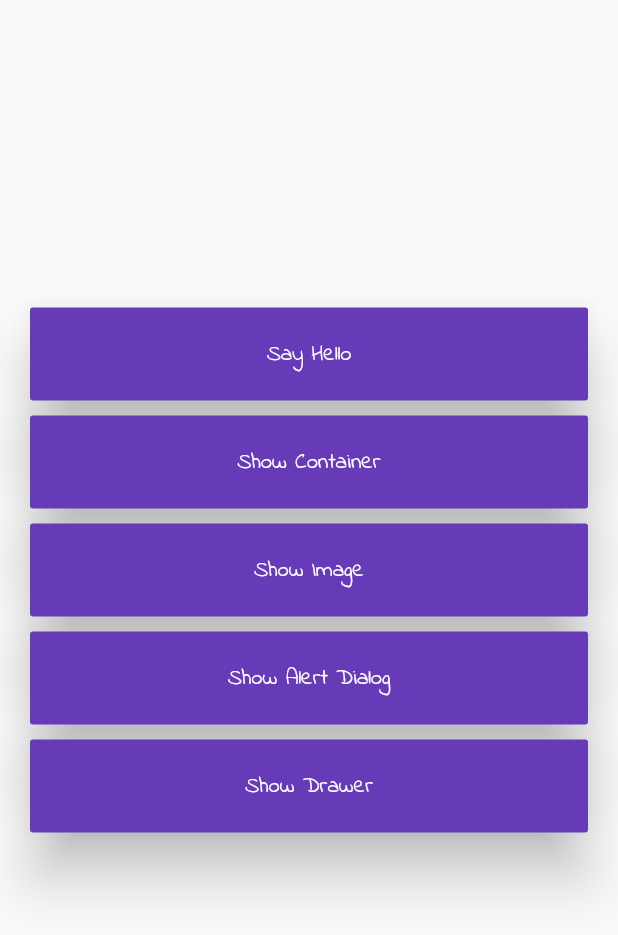
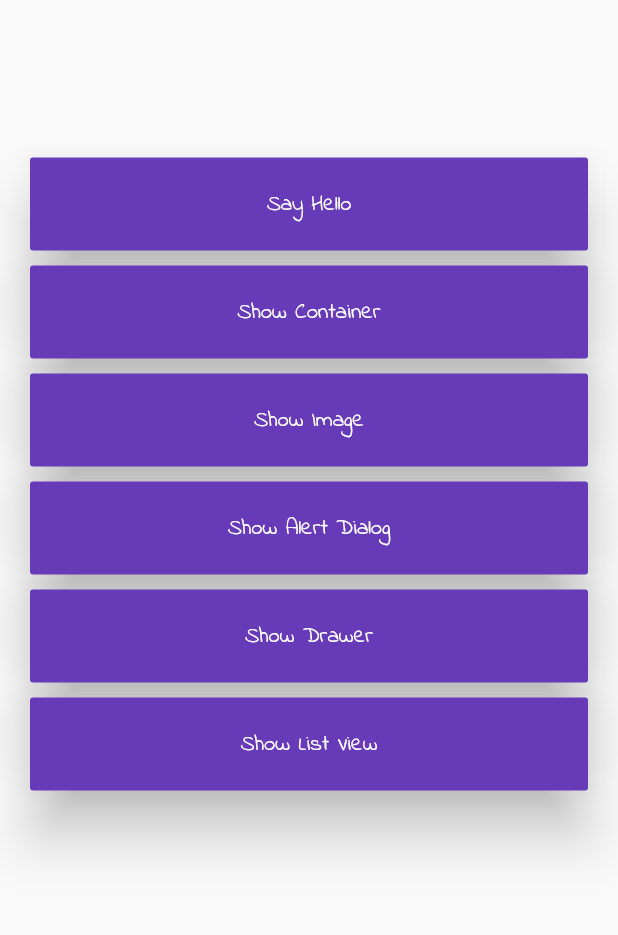
Before and after one commit to Mondira13/My_First_Flutter_Sample, a Flutter app: the screen it shows after launch, on a phone screen of 412 x 824 dp. Shown: the top 935 px of the screen. Run offline on Flutter 3.47's test engine with Material 2 defaults, Android fonts, the phone set to English and light mode, and no system bars; our stand-ins replace fluttertoast.

Commit message:
Add : attach ListView

```diff
--- a/lib/screens/set_buttons.dart
+++ b/lib/screens/set_buttons.dart
@@ -4,6 +4,7 @@ import 'first_screen.dart';
 import 'set_image.dart';
 import 'my_container.dart';
 import 'set_appbar_with_drawer.dart';
+import 'set_list_view.dart';
 
 class SetButtons extends StatelessWidget {
   @override
@@ -12,7 +13,7 @@ class SetButtons extends StatelessWidget {
         child: Center(
             child: Container(
                 margin: EdgeInsets.only(
-                    left: 20.0, top: 200.0, right: 20.0, bottom: 200.0),
+                    left: 20.0, top: 100.0, right: 20.0, bottom: 100.0),
                 alignment: Alignment.center,
                 child: Column(
                   children: <Widget>[
@@ -129,6 +130,28 @@ class SetButtons extends StatelessWidget {
                               ),
                             ))
                       ],
+                    ),
+                    Row(
+                      children: <Widget>[
+                        Expanded(
+                            child: Container(
+                              margin: EdgeInsets.only(
+                                  left: 0.0, right: 0.0, top: 5.0, bottom: 5.0),
+                              child: RaisedButton(
+                                onPressed: () {
+                                  show_list_view(context);
+                                },
+                                color: Colors.deepPurple,
+                                child: Text(
+                                  "Show List View",
+                                  style: TextStyle(
+                                      fontSize: 15.0, color: Colors.white,fontFamily: 'IndieFlower-Regular' ),
+                                ),
+                                elevation: 16.0,
+                                padding: EdgeInsets.all(20.0),
+                              ),
+                            ))
+                      ],
                     )
                   ],
                 )
@@ -136,6 +159,7 @@ class SetButtons extends StatelessWidget {
         )
     );
   }
+
 
 }
 
@@ -163,3 +187,7 @@ void say_hello(BuildContext context) {
 void show_drawer(BuildContext context) {
   Navigator.of(context).push(MaterialPageRoute(builder: (context) => SetAppBarWithDrawer()));
 }
+
+void show_list_view(BuildContext context) {
+  Navigator.of(context).push(MaterialPageRoute(builder: (context) => SetListView()));
+}
```
Also changed, not shown: lib/screens/set_list_view.dart (added, +104 -0 lines).
